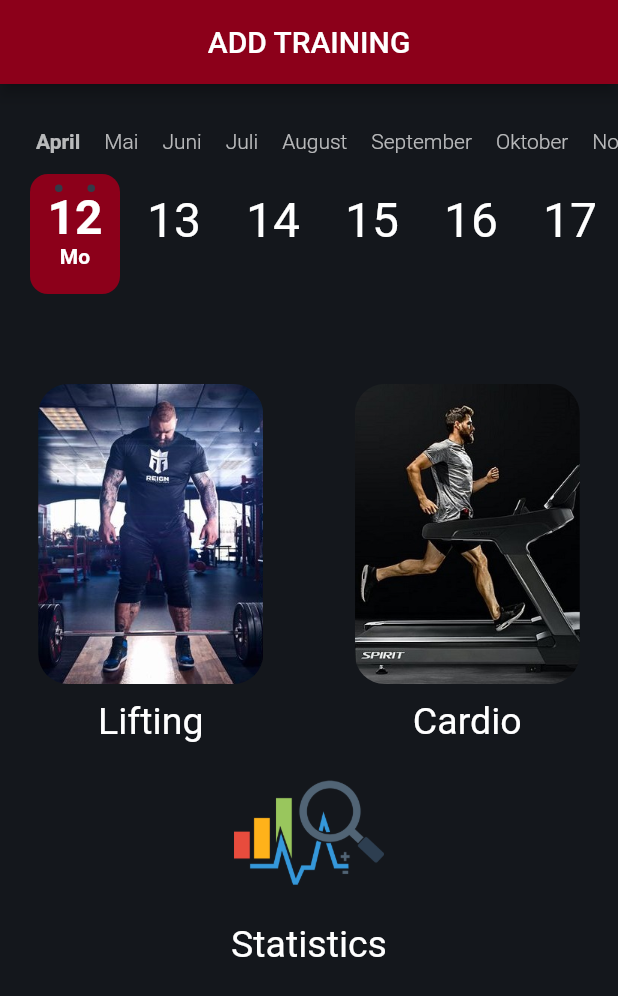
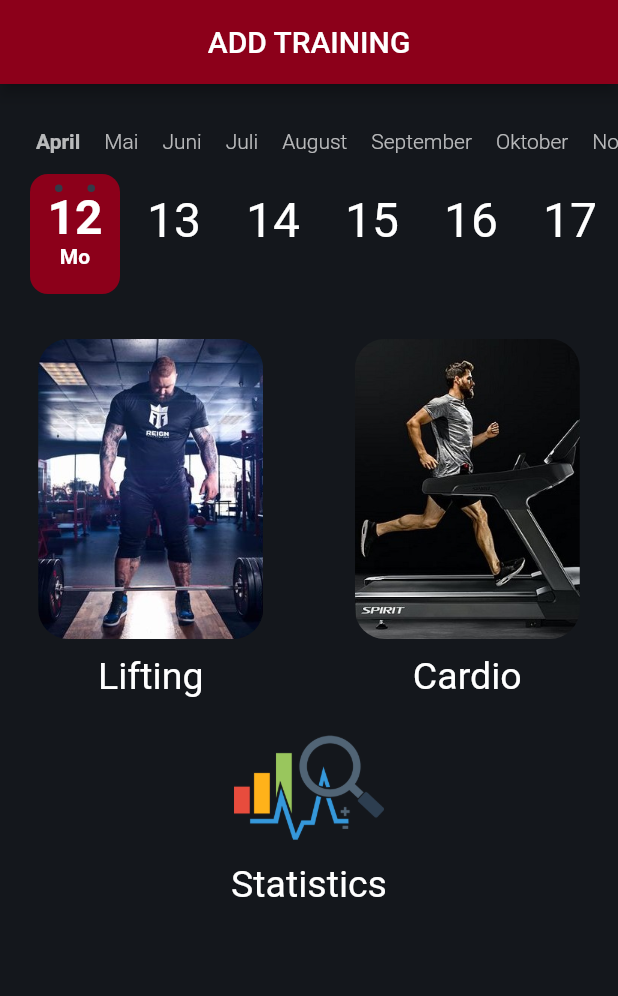
Before and after one commit to raczien/powerbuilding, a Flutter app: the screen it shows after launch, on a phone screen of 412 x 824 dp. Shown: the top 996 px of the screen. Run offline on Flutter 3.47's test engine with Material 2 defaults, Android fonts, the phone set to English and light mode, and no system bars; drawn by our look-alikes of calendar_timeline; our stand-ins replace font_awesome_flutter, sqflite, syncfusion_flutter_charts; accounts and stored records are empty.

Commit message:
11042021

```diff
--- a/lib/database/db_helper.dart
+++ b/lib/database/db_helper.dart
@@ -48,7 +48,7 @@ class DBHelper {
       String table, String exercise) async {
     final db = await DBHelper.database();
     return db.rawQuery(
-      """SELECT SUM(weight)/ MAX(sets) as weight, year, month, day FROM workout_exercises WHERE name = '$exercise' AND year = 2020 and month = 4 GROUP BY year,month,day ORDER BY year,month,day""",
+      """SELECT SUM(weight)/ MAX(sets) as weight, year, month, day FROM workout_exercises WHERE name = '$exercise'  GROUP BY year,month,day ORDER BY year,month,day""",
     );
   }
 
--- a/lib/pages/chart_test.dart
+++ b/lib/pages/chart_test.dart
@@ -30,10 +30,11 @@ class _ChartState extends State<Chart> {
     final dataList =
         await DBHelper.getSpecificStats('workout_exercises', widget.type);
     dataList.forEach((element) {
-      print(element);
+      //print(element);
 
-      chartData.add(ExerciseData(id, 'Reverse Curl', element["weight"],
+      chartData.add(ExerciseData(id, widget.type, element["weight"],
           element["year"], element["month"], element["day"]));
+      print('ChartData: ' + chartData.toString());
       id++;
     });
 
--- a/lib/pages/input_page.dart
+++ b/lib/pages/input_page.dart
@@ -4,6 +4,7 @@ import 'package:calendar_timeline/calendar_timeline.dart';
 import 'package:flutter/material.dart';
 import 'package:powerbuilding/constants.dart';
 import 'package:powerbuilding/pages/exercise_selection_stats.dart';
+
 import 'cardio_type.dart';
 import 'muscle_type.dart';
 
@@ -61,7 +62,7 @@ class _InputPageState extends State<InputPage> {
             locale: 'de',
           ),
           SizedBox(
-            height: 60,
+            height: 30,
           ),
           Row(
             mainAxisAlignment: MainAxisAlignment.spaceEvenly,
@@ -165,9 +166,6 @@ class _InputPageState extends State<InputPage> {
                   ),
                 ),
               ),
-              SizedBox(
-                height: 10,
-              ),
               Text(
                 'Statistics',
                 style: TextStyle(
```
Also changed, not shown: lib/pages/exercise_selection_stats.dart (+4 -4 lines).
